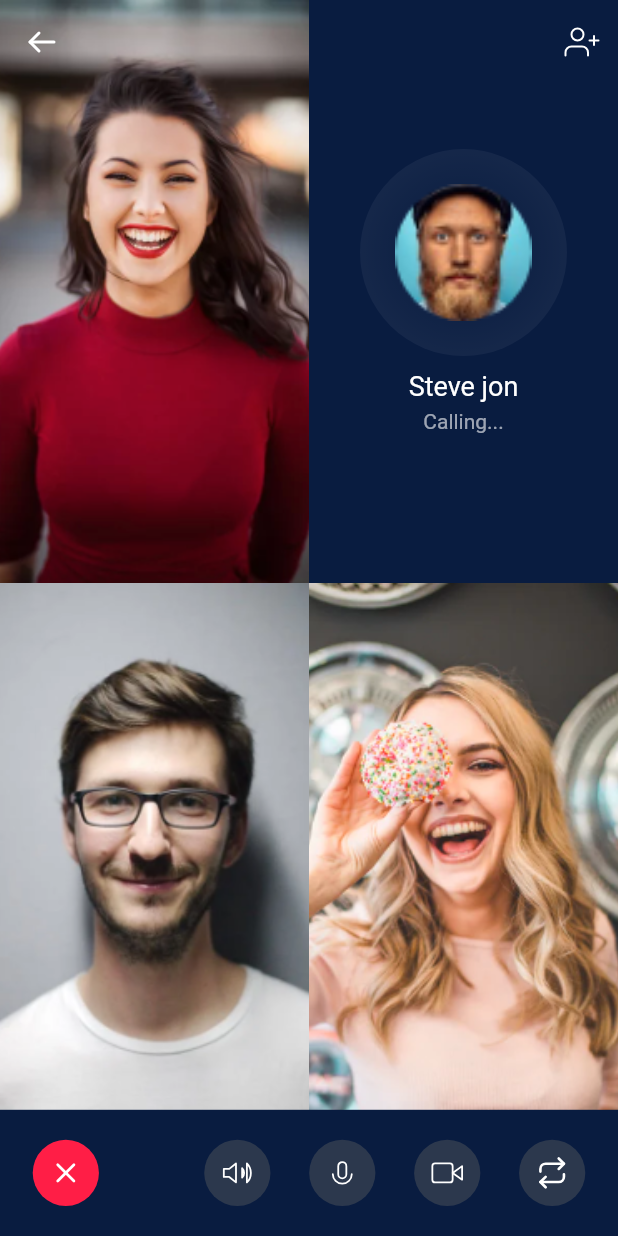
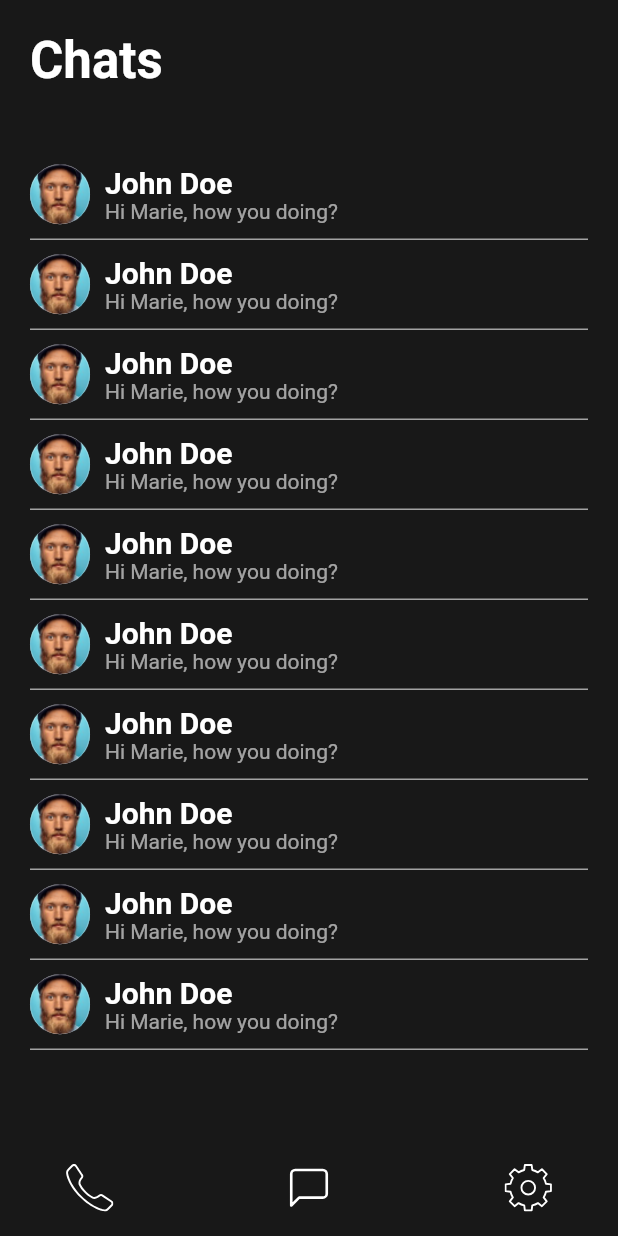
Before and after one commit to everas7/voice_chat_flutter, a Flutter app: the screen it shows after launch, on a phone screen of 412 x 824 dp. Run offline on Flutter 3.47's test engine with Material 2 defaults, Android fonts, the phone set to English and light mode, and no system bars; our stand-ins replace flutter_svg.

Commit message:
Adds chat screen

```diff
--- /dev/null
+++ b/lib/components/screen_header.dart
@@ -0,0 +1,30 @@
+import 'package:flutter/material.dart';
+
+class ScreenHeader extends StatelessWidget {
+  const ScreenHeader({
+    Key key,
+    @required this.title,
+  }) : super(key: key);
+
+  final String title;
+
+  @override
+  Widget build(BuildContext context) {
+    return SafeArea(
+      child: Padding(
+        padding: const EdgeInsets.all(20.0),
+        child: Row(
+          children: [
+            Text(
+              title,
+              style: Theme.of(context)
+                  .textTheme
+                  .headline4
+                  .copyWith(color: Colors.white, fontWeight: FontWeight.bold),
+            )
+          ],
+        ),
+      ),
+    );
+  }
+}
--- a/lib/constants.dart
+++ b/lib/constants.dart
@@ -5,3 +5,4 @@ import 'package:flutter/material.dart';
 const BACKGROUND_COLOR = Color(0xFF091C40);
 const SECONDARY_COLOR = Color(0xFF606060);
 const RED_COLOR = Color(0xFFFF1E46);
+const BLACK_COLOR = Color(0xFF181818);
--- a/lib/main.dart
+++ b/lib/main.dart
@@ -1,6 +1,7 @@
 import 'package:flutter/material.dart';
 
 import 'package:voice_chat_flutter/screens/audio_call/audio_call_with_image_screen.dart';
+import 'package:voice_chat_flutter/screens/chat/chat_screen.dart';
 import 'package:voice_chat_flutter/screens/dial/dial_screen.dart';
 import 'package:voice_chat_flutter/screens/group_call/group_call_screen.dart';
 
@@ -18,7 +19,7 @@ class MyApp extends StatelessWidget {
       theme: ThemeData(
         visualDensity: VisualDensity.adaptivePlatformDensity,
       ),
-      home: GroupCallScreen(),
+      home: ChatScreen(),
     );
   }
 }
--- /dev/null
+++ b/lib/screens/chat/chat_screen.dart
@@ -0,0 +1,49 @@
+import 'package:flutter/material.dart';
+import 'package:voice_chat_flutter/components/rounded_button.dart';
+import 'package:voice_chat_flutter/screens/chat/components/chat_body.dart';
+
+import 'package:voice_chat_flutter/constants.dart' as Constants;
+import 'package:voice_chat_flutter/size_config.dart';
+
+class ChatScreen extends StatelessWidget {
+  @override
+  Widget build(BuildContext context) {
+    SizeConfig().init(context);
+    return Scaffold(
+      backgroundColor: Constants.BLACK_COLOR,
+      body: ChatBody(),
+      bottomNavigationBar: SafeArea(
+        child: Padding(
+          padding: const EdgeInsets.only(left: 25.0, right: 25.0),
+          child: Row(
+            children: [
+              RoundedButton(
+                size: 70,
+                icon: "assets/icons/Icon Phone.svg",
+                iconColor: Colors.white,
+                color: Constants.BLACK_COLOR,
+                onPressed: () {},
+              ),
+              Spacer(),
+              RoundedButton(
+                size: 70,
+                icon: "assets/icons/Icon Message.svg",
+                iconColor: Colors.white,
+                color: Constants.BLACK_COLOR,
+                onPressed: () {},
+              ),
+              Spacer(),
+              RoundedButton(
+                size: 70,
+                icon: "assets/icons/Icon Settings.svg",
+                iconColor: Colors.white,
+                color: Constants.BLACK_COLOR,
+                onPressed: () {},
+              ),
+            ],
+          ),
+        ),
+      ),
+    );
+  }
+}
--- /dev/null
+++ b/lib/screens/chat/components/chat_body.dart
@@ -0,0 +1,76 @@
+import 'package:flutter/material.dart';
+
+import 'package:voice_chat_flutter/components/screen_header.dart';
+import 'package:voice_chat_flutter/screens/chat/components/chat_widget.dart';
+import 'package:voice_chat_flutter/size_config.dart';
+
+class ChatBody extends StatelessWidget {
+  @override
+  Widget build(BuildContext context) {
+    return Column(
+      children: [
+        ScreenHeader(title: "Chats"),
+        SingleChildScrollView(
+          child: Container(
+            height: getProportionateScreenHeight(675),
+            child: ListView(
+              padding: const EdgeInsets.all(20),
+              children: <Widget>[
+                ChatWidget(
+                  name: "John Doe",
+                  image: "assets/images/group_call_face_small.png",
+                  text: "Hi Marie, how you doing?",
+                ),
+                ChatWidget(
+                  name: "John Doe",
+                  image: "assets/images/group_call_face_small.png",
+                  text: "Hi Marie, how you doing?",
+                ),
+                ChatWidget(
+                  name: "John Doe",
+                  image: "assets/images/group_call_face_small.png",
+                  text: "Hi Marie, how you doing?",
+                ),
+                ChatWidget(
+                  name: "John Doe",
+                  image: "assets/images/group_call_face_small.png",
+                  text: "Hi Marie, how you doing?",
+                ),
+                ChatWidget(
+                  name: "John Doe",
+                  image: "assets/images/group_call_face_small.png",
+                  text: "Hi Marie, how you doing?",
+                ),
+                ChatWidget(
+                  name: "John Doe",
+                  image: "assets/images/group_call_face_small.png",
+                  text: "Hi Marie, how you doing?",
+                ),
+                ChatWidget(
+                  name: "John Doe",
+                  image: "assets/images/group_call_face_small.png",
+                  text: "Hi Marie, how you doing?",
+                ),
+                ChatWidget(
+                  name: "John Doe",
+                  image: "assets/images/group_call_face_small.png",
+                  text: "Hi Marie, how you doing?",
+                ),
+                ChatWidget(
+                  name: "John Doe",
+                  image: "assets/images/group_call_face_small.png",
+                  text: "Hi Marie, how you doing?",
+                ),
+                ChatWidget(
+                  name: "John Doe",
+                  image: "assets/images/group_call_face_small.png",
+                  text: "Hi Marie, how you doing?",
+                ),
+              ],
+            ),
+          ),
+        )
+      ],
+    );
+  }
+}
--- /dev/null
+++ b/lib/screens/chat/components/chat_widget.dart
@@ -0,0 +1,62 @@
+import 'package:flutter/material.dart';
+
+import 'package:voice_chat_flutter/size_config.dart';
+
+class ChatWidget extends StatelessWidget {
+  const ChatWidget({
+    Key key,
+    @required this.name,
+    this.text,
+    @required this.image,
+  }) : super(key: key);
+
+  final String name, text, image;
+
+  @override
+  Widget build(BuildContext context) {
+    return Container(
+      height: 60,
+      padding: EdgeInsets.only(top: 5, bottom: 5),
+      decoration: BoxDecoration(
+        border: Border(
+          bottom: BorderSide(color: Colors.white60),
+        ),
+      ),
+      child: Row(
+        children: [
+          Container(
+            width: 40,
+            height: 40,
+            decoration: BoxDecoration(
+              color: Colors.white,
+              shape: BoxShape.circle,
+            ),
+            child: Image.asset(image),
+          ),
+          HorizontalSpacing(of: 10),
+          Container(
+            margin: EdgeInsets.only(top: 5),
+            child: Column(
+              crossAxisAlignment: CrossAxisAlignment.start,
+              children: [
+                Text(
+                  name,
+                  style: Theme.of(context).textTheme.headline6.copyWith(
+                        color: Colors.white,
+                        fontWeight: FontWeight.bold,
+                      ),
+                ),
+                Text(
+                  text,
+                  style: TextStyle(
+                    color: Colors.white60,
+                  ),
+                ),
+              ],
+            ),
+          ),
+        ],
+      ),
+    );
+  }
+}
```
Also changed, not shown: assets/icons/Icon Phone.svg (added), assets/icons/Icon Settings.svg (added).
